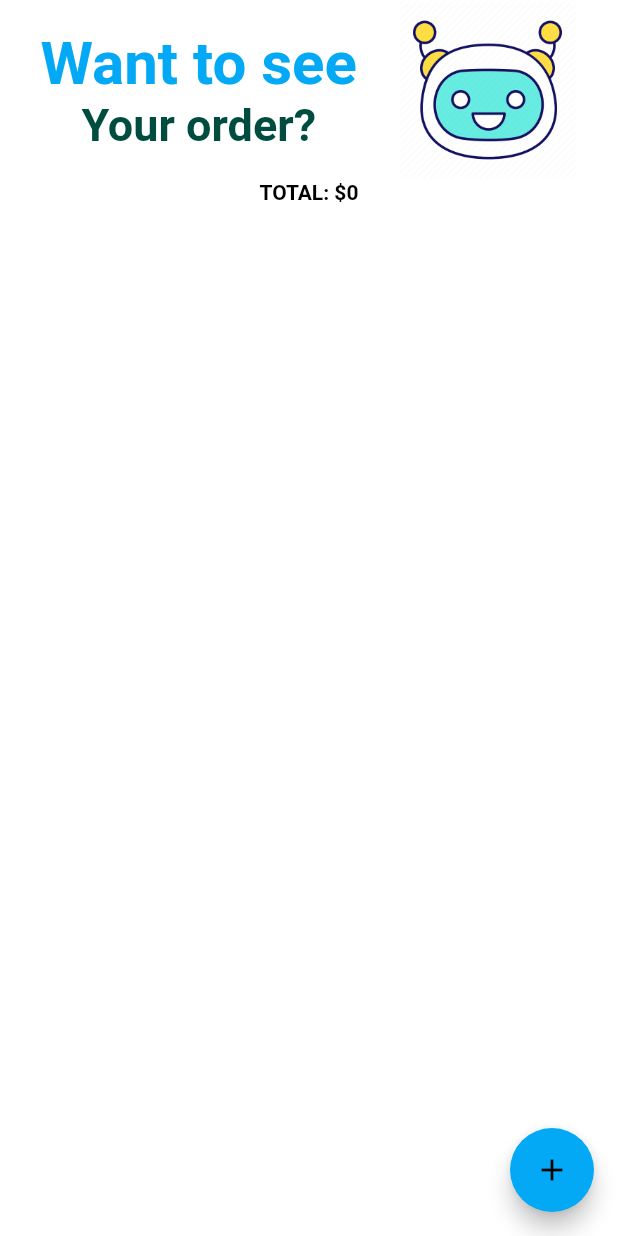
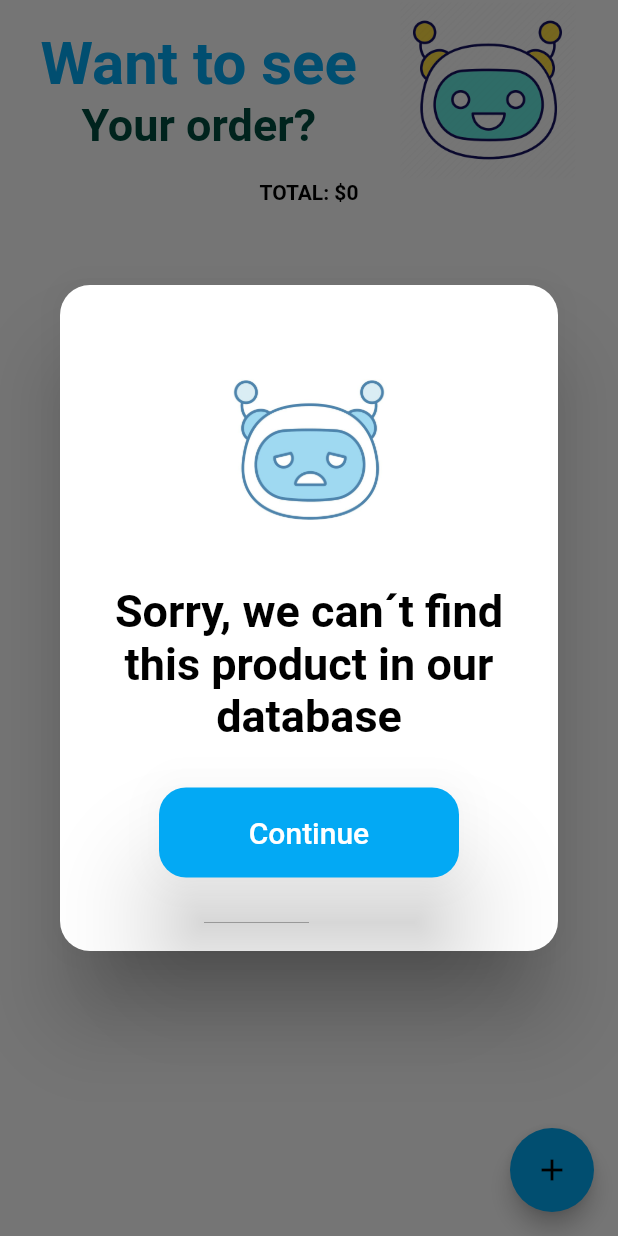
Before and after one commit to sadj123/Retail_robot_app, a Flutter app: the OrderScreen screen opened by its route, after a tap on the "add" icon, on a phone screen of 412 x 824 dp. Run offline on Flutter 3.47's test engine with Material 2 defaults, Android fonts, the phone set to English and light mode, and no system bars; our stand-ins replace cloud_firestore, firebase_core, flutter_bluetooth_serial, flutter_svg; missing offline and left inert: control_button, flutter_barcode_scanner; accounts and stored records are empty; statements that could not run were skipped.

Commit message:
cambios 25 de abril

```diff
--- a/lib/src/pages/order_screen.dart
+++ b/lib/src/pages/order_screen.dart
@@ -31,13 +31,17 @@ Future<dynamic> scanBarcodeNormal(e, f) async {
   return i;
 }
 
-Future<void> scanBarcodeNormal2(e, f) async {
+Future<int> scanBarcodeNormal2(e, f) async {
   final d = await scanBarcodeNormal(e, f);
   if (d == "-1") {
     return 0;
   } else {
-    e.add(f[d]);
-    return 0;
+    if (f.containsKey(d)) {
+      e.add(f[d]);
+      return 0;
+    } else {
+      return 1;
+    }
   }
 }
 
@@ -205,14 +209,72 @@ class Order_state extends State<OrderScreen> {
       ),
       floatingActionButton: FloatingActionButton(
         onPressed: () async {
-          await scanBarcodeNormal2(indices, barcodemap);
-          setState(() {});
+          final x = await scanBarcodeNormal2(indices, barcodemap);
+          if (x == 0) {
+            setState(() {});
+          } else {
+            no_encontrado(context);
+          }
         },
         child: Icon(Icons.add),
         backgroundColor: Theme.of(context).primaryColor,
       ),
     );
   }
+}
+
+void no_encontrado(BuildContext context) {
+  showDialog(
+      context: context,
+      builder: (BuildContext context) {
+        return AlertDialog(
+          shape: RoundedRectangleBorder(
+              borderRadius: BorderRadius.all(Radius.circular(20))),
+          content: Container(
+            height: 400,
+            child: Column(
+              children: [
+                Image.asset(
+                  "assets/imgs/sad.jpg",
+                  height: 180,
+                  width: 200,
+                ),
+                Container(
+                  margin: EdgeInsets.only(bottom: 30),
+                  child: Text(
+                    "Sorry, we can´t find this product in our database",
+                    textAlign: TextAlign.center,
+                    style: TextStyle(
+                      color: Colors.black,
+                      fontSize: 30,
+                      fontWeight: FontWeight.bold,
+                    ),
+                  ),
+                ),
+                Container(
+                    width: 200,
+                    height: 60,
+                    child: MaterialButton(
+                      shape: RoundedRectangleBorder(
+                        borderRadius: BorderRadius.circular(18.0),
+                      ),
+                      elevation: 30,
+                      minWidth: 200,
+                      color: Theme.of(context).primaryColor,
+                      height: 60,
+                      child: Text(
+                        "Continue",
+                        style: TextStyle(color: Colors.white, fontSize: 20),
+                      ),
+                      onPressed: () {
+                        Navigator.pop(context);
+                      },
+                    ))
+              ],
+            ),
+          ),
+        );
+      });
 }
 
 Widget casilla(BuildContext context, docs, ind) {
```
Also changed, not shown: assets/imgs/sad.jpg (added).
